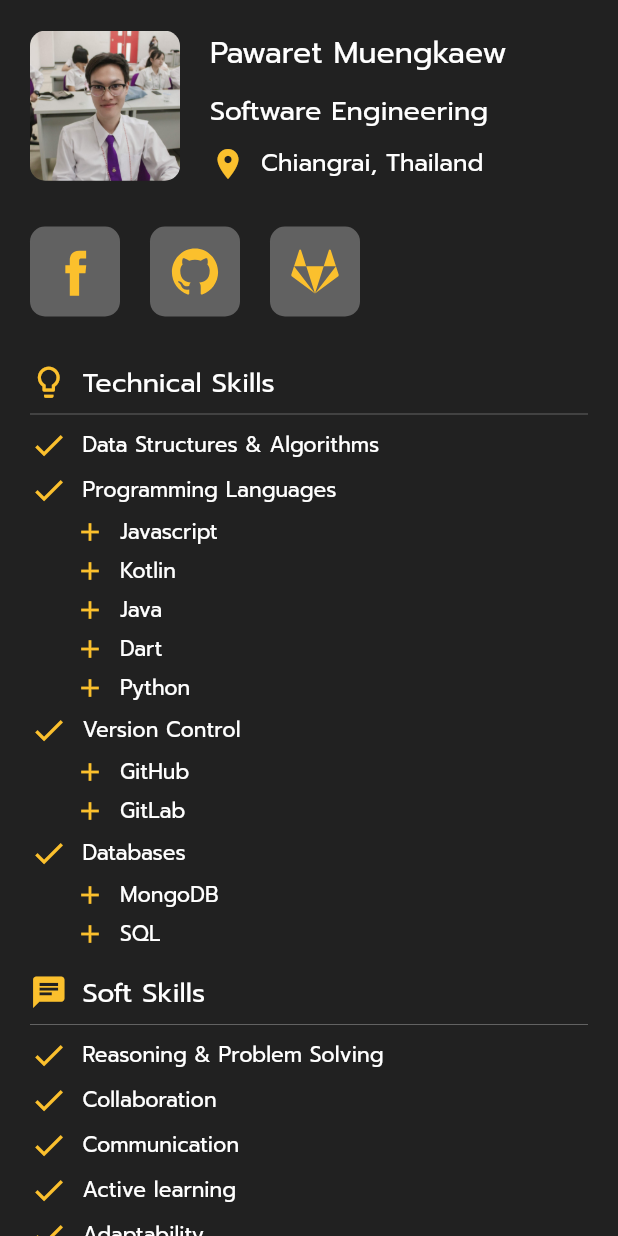
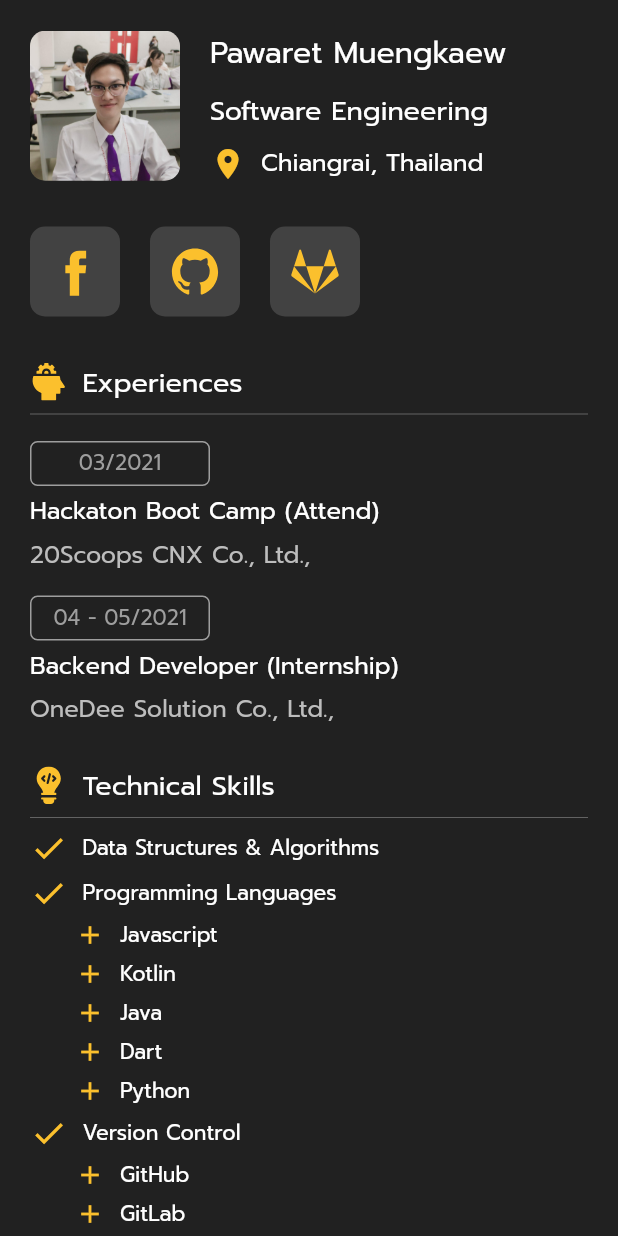
Before and after one commit to JerGun/Flutter-Demo, a Flutter app: the screen it shows after launch, on a phone screen of 412 x 824 dp. Run offline on Flutter 3.47's test engine with Material 2 defaults, Android fonts, the phone set to English and light mode, and no system bars; our stand-ins replace flutter_svg; missing offline and left inert: flutter_web_browser.

Commit message:
Add education and experience section

```diff
--- a/lib/main.dart
+++ b/lib/main.dart
@@ -1,5 +1,6 @@
 import 'package:flutter/material.dart';
 import 'package:flutter_svg/flutter_svg.dart';
+import 'package:flutter_web_browser/flutter_web_browser.dart';
 
 void main() {
   runApp(Resume());
@@ -41,16 +42,11 @@ class Body extends StatelessWidget {
               SizedBox(height: 30),
               Social(),
               SizedBox(height: 30),
+              Experiences(),
+              SizedBox(height: 25),
               Skills(),
-              SizedBox(height: 25),
-              Text(
-                'Experiences',
-                style: Theme.of(context).textTheme.headline2,
-              ),
-              Text(
-                'Education',
-                style: Theme.of(context).textTheme.headline2,
-              ),
+              SizedBox(height: 30),
+              Education(),
             ],
           ),
         ),
@@ -59,30 +55,148 @@ class Body extends StatelessWidget {
   }
 }
 
+class Education extends StatelessWidget {
+  @override
+  Widget build(BuildContext context) {
+    return Column(
+      crossAxisAlignment: CrossAxisAlignment.start,
+      children: [
+        Row(
+          children: [
+            SvgPicture.asset(
+              'assets/icons/education.svg',
+              color: Colors.yellow[700],
+              width: 25,
+            ),
+            SizedBox(width: 10),
+            Text(
+              'Education',
+              style: Theme.of(context).textTheme.headline2,
+            ),
+          ],
+        ),
+        SizedBox(
+          child: Divider(
+            color: Colors.white,
+            thickness: 0.2,
+          ),
+        ),
+        SizedBox(height: 10),
+        InfoDetails(
+          date: '2019 - Present',
+          title: 'Bachelor of Engineering in Software Engineering',
+          subTitle: 'University of Phayao',
+          color: Colors.yellow[700],
+        ),
+        SizedBox(height: 15),
+        InfoDetails(
+          date: '2009 - 2019',
+          title: 'Sceience and Mathematics',
+          subTitle: 'Chiangrai Vidhayakhome School',
+        ),
+      ],
+    );
+  }
+}
+
+class Experiences extends StatelessWidget {
+  @override
+  Widget build(BuildContext context) {
+    return Column(
+      crossAxisAlignment: CrossAxisAlignment.start,
+      children: [
+        Row(
+          children: [
+            SvgPicture.asset(
+              'assets/icons/experience.svg',
+              color: Colors.yellow[700],
+              width: 25,
+            ),
+            SizedBox(width: 10),
+            Text(
+              'Experiences',
+              style: Theme.of(context).textTheme.headline2,
+            ),
+          ],
+        ),
+        SizedBox(
+          child: Divider(
+            color: Colors.white,
+            thickness: 0.2,
+          ),
+        ),
+        SizedBox(height: 10),
+        InfoDetails(
+          date: '03/2021',
+          title: 'Hackaton Boot Camp (Attend)',
+          subTitle: '20Scoops CNX Co., Ltd.,',
+        ),
+        SizedBox(height: 15),
+        InfoDetails(
+          date: '04 - 05/2021',
+          title: 'Backend Developer (Internship)',
+          subTitle: 'OneDee Solution Co., Ltd.,',
+        ),
+      ],
+    );
+  }
+}
+
+class InfoDetails extends StatelessWidget {
+  const InfoDetails({
+    Key? key,
+    required this.date,
+    required this.title,
+    required this.subTitle,
+    this.color = Colors.grey,
+  }) : super(key: key);
+
+  final String date;
+  final String title;
+  final String subTitle;
+  final color;
+
+  @override
+  Widget build(BuildContext context) {
+    return Column(
+      crossAxisAlignment: CrossAxisAlignment.start,
+      children: [
+        Container(
+          width: 120,
+          height: 30,
+          decoration: BoxDecoration(
+              border: Border.all(width: 1, color: (color)!),
+              borderRadius: BorderRadius.circular(5)),
+          child: Column(
+            mainAxisAlignment: MainAxisAlignment.center,
+            children: [
+              Text(date,
+                  style: Theme.of(context)
+                      .textTheme
+                      .apply(bodyColor: color)
+                      .bodyText2),
+            ],
+          ),
+        ),
+        SizedBox(height: 5),
+        Text(
+          title,
+          style: Theme.of(context).textTheme.bodyText1,
+        ),
+        SizedBox(height: 5),
+        Text(
+          subTitle,
+          style: Theme.of(context)
+              .textTheme
+              .apply(bodyColor: Colors.grey[400])
+              .bodyText1,
+        ),
+      ],
+    );
+  }
+}
+
 class Skills extends StatelessWidget {
-  final List<String> technicalSkills = [
-    'Data Structures & Algorithms',
-    'Programming Languages',
-    'Version Control',
-    'Databases'
-  ];
-  final List<String> softSkills = [
-    'Reasoning & Problem Solving',
-    'Collaboration',
-    'Communication',
-    'Active learning',
-    'Adaptability'
-  ];
-  final List<String> versionControl = ['GitHub', 'GitLab'];
-  final List<String> languages = [
-    'Javascript',
-    'Kotlin',
-    'Java',
-    'Dart',
-    'Python'
-  ];
-  final List<String> databases = ['MongoDB', 'SQL'];
-
   @override
   Widget build(BuildContext context) {
     return Column(
@@ -92,10 +206,10 @@ class Skills extends StatelessWidget {
           children: [
             Row(
               children: [
-                Icon(
-                  Icons.lightbulb_outline,
+                SvgPicture.asset(
+                  'assets/icons/code.svg',
                   color: Colors.yellow[700],
-                  size: 25,
+                  width: 25,
                 ),
                 SizedBox(width: 10),
                 Text(
@@ -110,11 +224,31 @@ class Skills extends StatelessWidget {
                 thickness: 0.2,
               ),
             ),
-            SkillDetails(
-                skills: technicalSkills,
-                languages: languages,
-                versionControl: versionControl,
-                databases: databases),
+            SkillDetails(text: 'Data Structures & Algorithms'),
+            SizedBox(height: 5),
+            SkillDetails(text: 'Programming Languages'),
+            SizedBox(height: 5),
+            SkillDetails2(text: 'Javascript'),
+            SizedBox(height: 5),
+            SkillDetails2(text: 'Kotlin'),
+            SizedBox(height: 5),
+            SkillDetails2(text: 'Java'),
+            SizedBox(height: 5),
+            SkillDetails2(text: 'Dart'),
+            SizedBox(height: 5),
+            SkillDetails2(text: 'Python'),
+            SizedBox(height: 5),
+            SkillDetails(text: 'Version Control'),
+            SizedBox(height: 5),
+            SkillDetails2(text: 'GitHub'),
+            SizedBox(height: 5),
+            SkillDetails2(text: 'GitLab'),
+            SizedBox(height: 5),
+            SkillDetails(text: 'Databases'),
+            SizedBox(height: 5),
+            SkillDetails2(text: 'MongoDB'),
+            SizedBox(height: 5),
+            SkillDetails2(text: 'SQL'),
           ],
         ),
         SizedBox(height: 10),
@@ -122,10 +256,10 @@ class Skills extends StatelessWidget {
           children: [
             Row(
               children: [
-                Icon(
-                  Icons.chat,
+                SvgPicture.asset(
+                  'assets/icons/chat.svg',
                   color: Colors.yellow[700],
-                  size: 25,
+                  width: 25,
                 ),
                 SizedBox(width: 10),
                 Text(
@@ -140,7 +274,15 @@ class Skills extends StatelessWidget {
                 thickness: 0.2,
               ),
             ),
-            SkillDetails(skills: softSkills),
+            SkillDetails(text: 'Reasoning & Problem Solving'),
+            SizedBox(height: 5),
+            SkillDetails(text: 'Collaboration'),
+            SizedBox(height: 5),
+            SkillDetails(text: 'Communication'),
+            SizedBox(height: 5),
+            SkillDetails(text: 'Active learning'),
+            SizedBox(height: 5),
+            SkillDetails(text: 'Adaptability'),
           ],
         ),
       ],
@@ -151,22 +293,14 @@ class Skills extends StatelessWidget {
 class SkillDetails extends StatelessWidget {
   const SkillDetails({
     Key? key,
-    required this.skills,
-    this.languages = const [],
-    this.versionControl = const [],
-    this.databases = const [],
+    required this.text,
   }) : super(key: key);
 
-  final List<String> skills, languages, versionControl, databases;
+  final String text;
 
   @override
   Widget build(BuildContext context) {
-    return Column(
-      children: [
-        for (var i in skills)
-          Column(
-            children: [
-              Row(
+    return Row(
       children: [
         Icon(
           Icons.check,
@@ -176,18 +310,26 @@ class SkillDetails extends StatelessWidget {
         SizedBox(width: 10),
         Flexible(
           child: Text(
-                      i,
+            text,
             style: Theme.of(context).textTheme.bodyText2,
           ),
         ),
       ],
-              ),
-              SizedBox(height: 5),
-              if (i == 'Programming Languages')
-                for (var i in languages)
-                  Column(
-                    children: [
-                      Row(
+    );
+  }
+}
+
+class SkillDetails2 extends StatelessWidget {
+  const SkillDetails2({
+    Key? key,
+    required this.text,
+  }) : super(key: key);
+
+  final String text;
+
+  @override
+  Widget build(BuildContext context) {
+    return Row(
       children: [
         SizedBox(width: 30),
         Icon(
@@ -198,64 +340,9 @@ class SkillDetails extends StatelessWidget {
         SizedBox(width: 10),
         Flexible(
           child: Text(
-                              i,
+            text,
             style: Theme.of(context).textTheme.bodyText2,
           ),
-                          ),
-                        ],
-                      ),
-                      SizedBox(height: 5),
-                    ],
-                  ),
-              if (i == 'Version Control')
-                for (var i in versionControl)
-                  Column(
-                    children: [
-                      Row(
-                        children: [
-                          SizedBox(width: 30),
-                          Icon(
-                            Icons.add,
-                            color: Colors.yellow[700],
-                            size: 20,
-                          ),
-                          SizedBox(width: 10),
-                          Flexible(
-                            child: Text(
-                              i,
-                              style: Theme.of(context).textTheme.bodyText2,
-                            ),
-                          ),
-                        ],
-                      ),
-                      SizedBox(height: 5),
-                    ],
-                  ),
-              if (i == 'Databases')
-                for (var i in databases)
-                  Column(
-                    children: [
-                      Row(
-                        children: [
-                          SizedBox(width: 30),
-                          Icon(
-                            Icons.add,
-                            color: Colors.yellow[700],
-                            size: 20,
-                          ),
-                          SizedBox(width: 10),
-                          Flexible(
-                            child: Text(
-                              i,
-                              style: Theme.of(context).textTheme.bodyText2,
-                            ),
-                          ),
-                        ],
-                      ),
-                      SizedBox(height: 5),
-                    ],
-                  ),
-            ],
         ),
       ],
     );
@@ -315,11 +402,11 @@ class Social extends StatelessWidget {
           width: 60,
           height: 60,
           decoration: BoxDecoration(
-              color: Colors.grey[700], borderRadius: BorderRadius.circular(10)),
+              color: Colors.grey[800], borderRadius: BorderRadius.circular(10)),
           child: Transform.scale(
             scale: 0.8,
             child: IconButton(
-                onPressed: null,
+                onPressed: openFacebook,
                 icon: SvgPicture.asset(
                   'assets/icons/facebook.svg',
                   color: Colors.yellow[700],
@@ -331,15 +418,16 @@ class Social extends StatelessWidget {
           width: 60,
           height: 60,
           decoration: BoxDecoration(
-              color: Colors.grey[700], borderRadius: BorderRadius.circular(10)),
+              color: Colors.grey[800], borderRadius: BorderRadius.circular(10)),
           child: Transform.scale(
             scale: 0.8,
             child: IconButton(
-                onPressed: null,
+              onPressed: openGitHub,
               icon: SvgPicture.asset(
                 'assets/icons/github.svg',
                 color: Colors.yellow[700],
-                )),
+              ),
+            ),
           ),
         ),
         SizedBox(width: 20),
@@ -347,18 +435,43 @@ class Social extends StatelessWidget {
           width: 60,
           height: 60,
           decoration: BoxDecoration(
-              color: Colors.grey[700], borderRadius: BorderRadius.circular(10)),
+              color: Colors.grey[800], borderRadius: BorderRadius.circular(10)),
           child: Transform.scale(
             scale: 0.8,
             child: IconButton(
-                onPressed: null,
+              onPressed: openGitLab,
               icon: SvgPicture.asset(
                 'assets/icons/gitlab.svg',
                 color: Colors.yellow[700],
-                )),
+              ),
+            ),
           ),
         )
       ],
     );
   }
+
+  openFacebook() async {
+    await FlutterWebBrowser.openWebPage(
+      url: 'https://www.facebook.com/GongPawaret/',
+      customTabsOptions:
+          CustomTabsOptions(colorScheme: CustomTabsColorScheme.dark),
+    );
   }
+
+  openGitHub() async {
+    await FlutterWebBrowser.openWebPage(
+      url: 'https://github.com/JerGun',
+      customTabsOptions:
+          CustomTabsOptions(colorScheme: CustomTabsColorScheme.dark),
+    );
+  }
+
+  openGitLab() async {
+    await FlutterWebBrowser.openWebPage(
+      url: 'https://gitlab.com/JerGun',
+      customTabsOptions:
+          CustomTabsOptions(colorScheme: CustomTabsColorScheme.dark),
+    );
+  }
+}
--- a/pubspec.yaml
+++ b/pubspec.yaml
@@ -29,6 +29,7 @@ dependencies:
   # The following adds the Cupertino Icons font to your application.
   # Use with the CupertinoIcons class for iOS style icons.
   cupertino_icons: ^1.0.2
+  flutter_web_browser: ^0.15.0
 
 dev_dependencies:
   flutter_test:
```
Also changed, not shown: assets/icons/4373725_gitlab_logo_logos_icon.svg (deleted), assets/icons/chat.svg (added), assets/icons/code.svg (added), assets/icons/education.svg (added), assets/icons/experience.svg (added), pubspec.lock. Lines whose indentation alone changed are shown as unchanged.
